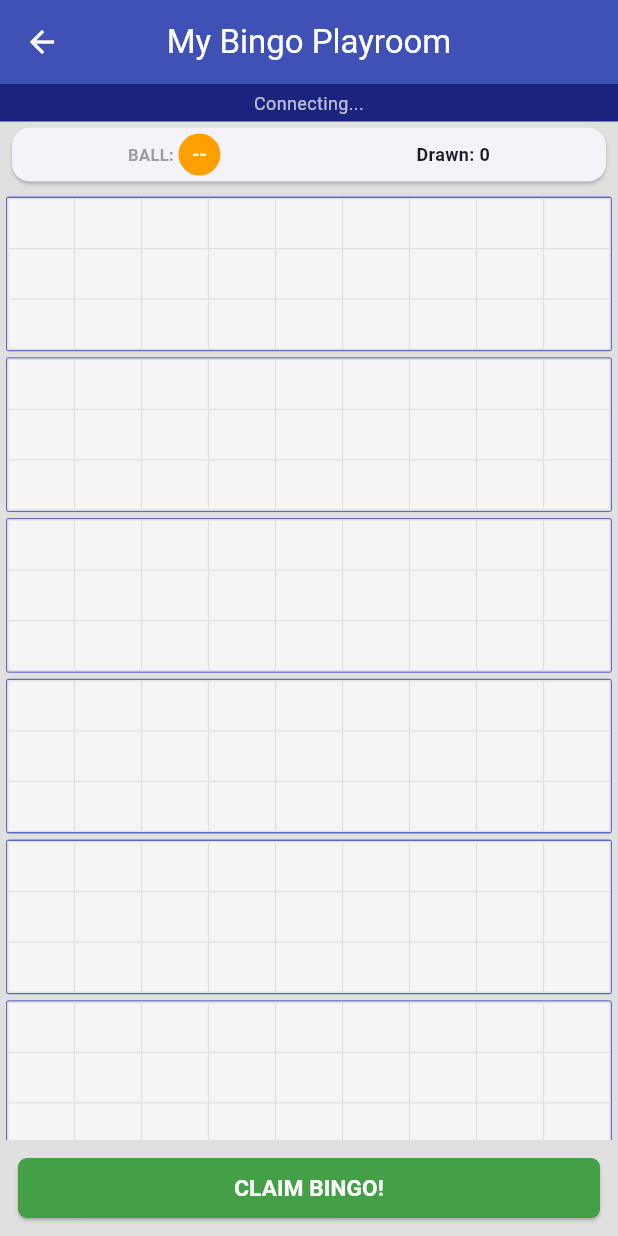
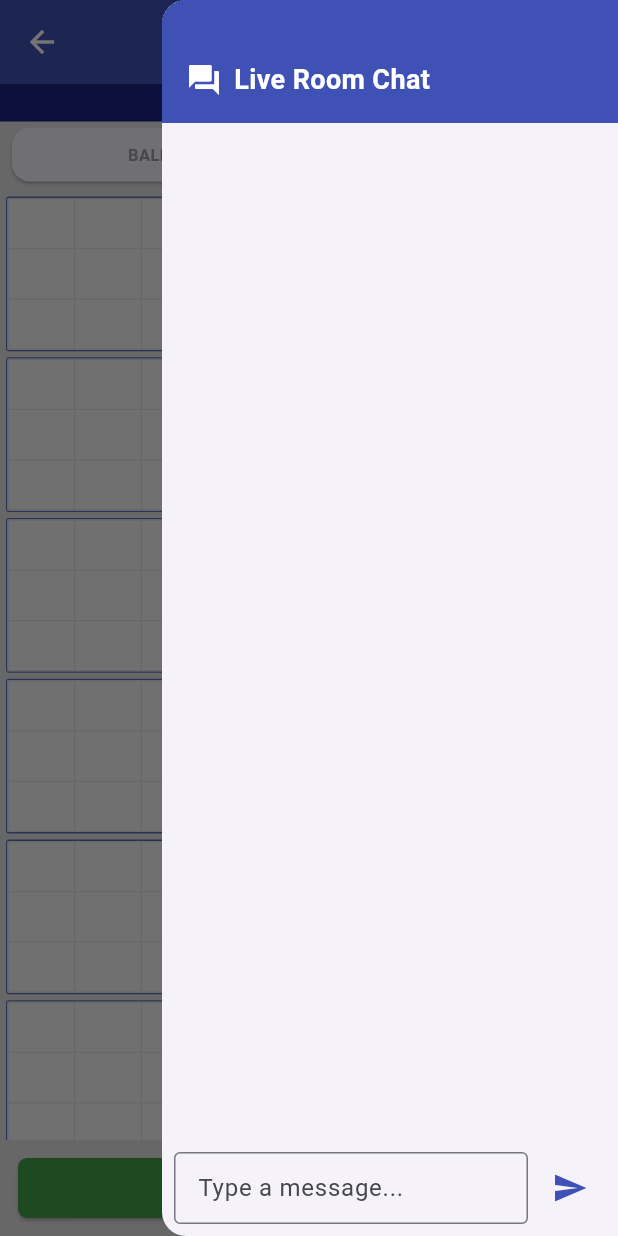
Before and after one commit to bureini/bingo, a Flutter app: the BingoGamePage screen opened directly with empty values, with the side drawer open (before the commit the screen has no drawer), on a phone screen of 412 x 824 dp. Run offline on Flutter 3.47's test engine with Material 3 defaults, Android fonts, the phone set to English and light mode, and no system bars; network calls fail.

Commit message:
Refactor chat functionality and UI updates

```diff
--- a/lib/main.dart
+++ b/lib/main.dart
@@ -1,7 +1,7 @@
 import 'dart:convert';
 import 'package:flutter/material.dart';
 import 'package:web_socket_channel/web_socket_channel.dart';
-import 'views/admin_page.dart'; // LINKED ADMIN PAGE COMPONENT
+import 'views/admin_page.dart';
 
 void main() {
   runApp(const BingoApp());
@@ -77,7 +77,6 @@ class _BingoJoinLobbyPageState extends State<BingoJoinLobbyPage> {
                   children: [
                     GestureDetector(
                       onLongPress: () {
-                        // NAVIGATES TO EXTRACTED admin_page.dart
                         Navigator.push(
                           context,
                           MaterialPageRoute(builder: (context) => const BingoAdminDashboardPage()),
@@ -137,6 +136,11 @@ class _BingoGamePageState extends State<BingoGamePage> {
   int? _currentDrawnNumber;
   String _gameStatusMessage = "Connecting...";
 
+  // Chat & Broadcast State
+  final List<Map<String, dynamic>> _chatMessages = [];
+  final TextEditingController _chatController = TextEditingController();
+  String? _activeAnnouncement;
+
   @override
   void initState() {
     super.initState();
@@ -167,8 +171,31 @@ class _BingoGamePageState extends State<BingoGamePage> {
               _drawnNumbers.addAll(List<int>.from(data['history']));
             });
             break;
-          case 'room_rules_changed':
-            ScaffoldMessenger.of(context).showSnackBar(SnackBar(content: Text(data['message'])));
+          case 'chat_message':
+            setState(() {
+              _chatMessages.add({
+                'sender': data['sender'],
+                'message': data['message'],
+                'is_admin': data['is_admin'] ?? false,
+              });
+            });
+            break;
+          case 'system_announcement':
+            setState(() {
+              _activeAnnouncement = data['message'];
+              _chatMessages.add({
+                'sender': '📢 ANNOUNCEMENT',
+                'message': data['message'],
+                'is_admin': true,
+              });
+            });
+            ScaffoldMessenger.of(context).showSnackBar(
+              SnackBar(
+                content: Text("📢 [ADMIN]: ${data['message']}"),
+                backgroundColor: Colors.orange[800],
+                duration: const Duration(seconds: 6),
+              ),
+            );
             break;
           case 'game_over':
             setState(() => _gameStatusMessage = data['winner'] != null ? "🏆 Winner: ${data['winner']}!" : "Game Over");
@@ -178,8 +205,20 @@ class _BingoGamePageState extends State<BingoGamePage> {
     } catch (_) {}
   }
 
+  void _sendChatMessage() {
+    final text = _chatController.text.trim();
+    if (text.isNotEmpty) {
+      _channel?.sink.add(jsonEncode({
+        'action': 'send_chat',
+        'message': text,
+      }));
+      _chatController.clear();
+    }
+  }
+
   @override
   void dispose() {
+    _chatController.dispose();
     _channel?.sink.close();
     super.dispose();
   }
@@ -188,10 +227,131 @@ class _BingoGamePageState extends State<BingoGamePage> {
   Widget build(BuildContext context) {
     return Scaffold(
       backgroundColor: Colors.grey[300],
-      appBar: AppBar(title: const Text('My Bingo Playroom'), backgroundColor: Colors.indigo, foregroundColor: Colors.white, centerTitle: true),
+      appBar: AppBar(
+        title: const Text('My Bingo Playroom'),
+        backgroundColor: Colors.indigo,
+        foregroundColor: Colors.white,
+        centerTitle: true,
+        actions: [
+          Builder(
+            builder: (context) => IconButton(
+              icon: const Icon(Icons.chat_bubble_outline),
+              onPressed: () => Scaffold.of(context).openEndDrawer(),
+              tooltip: 'Open Chat Feed',
+            ),
+          )
+        ],
+      ),
+      endDrawer: Drawer(
+        child: Column(
+          children: [
+            Container(
+              color: Colors.indigo,
+              padding: const EdgeInsets.fromLTRB(16, 40, 16, 16),
+              width: double.infinity,
+              child: const Row(
+                children: [
+                  Icon(Icons.forum, color: Colors.white),
+                  SizedBox(width: 8),
+                  Text("Live Room Chat", style: TextStyle(color: Colors.white, fontSize: 18, fontWeight: FontWeight.bold)),
+                ],
+              ),
+            ),
+            Expanded(
+              child: ListView.builder(
+                padding: const EdgeInsets.all(12),
+                itemCount: _chatMessages.length,
+                itemBuilder: (context, index) {
+                  final msg = _chatMessages[index];
+                  bool isAdmin = msg['is_admin'] == true;
+                  return Container(
+                    margin: const EdgeInsets.only(bottom: 8),
+                    padding: const EdgeInsets.all(10),
+                    decoration: BoxDecoration(
+                      color: isAdmin ? Colors.amber[100] : Colors.grey[200],
+                      borderRadius: BorderRadius.circular(8),
+                      border: Border.all(color: isAdmin ? Colors.amber : Colors.grey[300]!),
+                    ),
+                    child: Column(
+                      crossAxisAlignment: CrossAxisAlignment.start,
+                      children: [
+                        Text(
+                          msg['sender'],
+                          style: TextStyle(
+                            fontWeight: FontWeight.bold,
+                            fontSize: 12,
+                            color: isAdmin ? Colors.orange[900] : Colors.indigo[900],
+                          ),
+                        ),
+                        const SizedBox(height: 4),
+                        Text(msg['message'], style: const TextStyle(fontSize: 13, color: Colors.black87)),
+                      ],
+                    ),
+                  );
+                },
+              ),
+            ),
+            Padding(
+              padding: const EdgeInsets.all(8.0),
+              child: Row(
+                children: [
+                  Expanded(
+                    child: TextField(
+                      controller: _chatController,
+                      decoration: const InputDecoration(
+                        hintText: 'Type a message...',
+                        border: OutlineInputBorder(),
+                        contentPadding: EdgeInsets.symmetric(horizontal: 12, vertical: 8),
+                      ),
+                      onSubmitted: (_) => _sendChatMessage(),
+                    ),
+                  ),
+                  const SizedBox(width: 4),
+                  IconButton(
+                    icon: const Icon(Icons.send, color: Colors.indigo),
+                    onPressed: _sendChatMessage,
+                  )
+                ],
+              ),
+            )
+          ],
+        ),
+      ),
       body: Column(
         children: [
-          Container(width: double.infinity, color: Colors.indigo[900], padding: const EdgeInsets.all(4), child: Text(_gameStatusMessage, textAlign: TextAlign.center, style: const TextStyle(color: Colors.white70, fontSize: 12))),
+          Container(
+            width: double.infinity,
+            color: Colors.indigo[900],
+            padding: const EdgeInsets.all(4),
+            child: Text(
+              _gameStatusMessage,
+              textAlign: TextAlign.center,
+              style: const TextStyle(color: Colors.white70, fontSize: 12),
+            ),
+          ),
+
+          if (_activeAnnouncement != null)
+            Container(
+              width: double.infinity,
+              color: Colors.amber[800],
+              padding: const EdgeInsets.symmetric(horizontal: 12, vertical: 6),
+              child: Row(
+                children: [
+                  const Icon(Icons.campaign, color: Colors.white, size: 20),
+                  const SizedBox(width: 8),
+                  Expanded(
+                    child: Text(
+                      _activeAnnouncement!,
+                      style: const TextStyle(color: Colors.white, fontWeight: FontWeight.bold, fontSize: 13),
+                    ),
+                  ),
+                  InkWell(
+                    onTap: () => setState(() => _activeAnnouncement = null),
+                    child: const Icon(Icons.close, color: Colors.white, size: 18),
+                  )
+                ],
+              ),
+            ),
 
           Padding(
             padding: const EdgeInsets.symmetric(horizontal: 8.0, vertical: 4.0),
@@ -206,7 +366,14 @@ class _BingoGamePageState extends State<BingoGamePage> {
                     Row(
                       children: [
                         const Text('BALL: ', style: TextStyle(fontSize: 11, fontWeight: FontWeight.bold, color: Colors.grey)),
-                        CircleAvatar(radius: 14, backgroundColor: Colors.amber[700], child: Text(_currentDrawnNumber != null ? '$_currentDrawnNumber' : '--', style: const TextStyle(fontSize: 12, color: Colors.white, fontWeight: FontWeight.bold))),
+                        CircleAvatar(
+                          radius: 14,
+                          backgroundColor: Colors.amber[700],
+                          child: Text(
+                            _currentDrawnNumber != null ? '$_currentDrawnNumber' : '--',
+                            style: const TextStyle(fontSize: 12, color: Colors.white, fontWeight: FontWeight.bold),
+                          ),
+                        ),
                       ],
                     ),
                     Text("Drawn: ${_drawnNumbers.length}", style: const TextStyle(fontWeight: FontWeight.bold, fontSize: 12))
@@ -268,7 +435,7 @@ class _BingoGamePageState extends State<BingoGamePage> {
                                                   decoration: BoxDecoration(
                                                     shape: BoxShape.circle,
                                                     color: Colors.blue.withOpacity(0.4),
-                                                    border: Border.all(color: Colors.blueAccent, width: 0.8)
+                                                    border: Border.all(color: Colors.blueAccent, width: 0.8),
                                                   ),
                                                   margin: const EdgeInsets.all(1),
                                                 ),
@@ -295,7 +462,12 @@ class _BingoGamePageState extends State<BingoGamePage> {
             padding: const EdgeInsets.fromLTRB(12, 4, 12, 8),
             child: ElevatedButton(
               onPressed: () => _channel?.sink.add(jsonEncode({'action': 'claim_bingo'})),
-              style: ElevatedButton.styleFrom(backgroundColor: Colors.green[600], foregroundColor: Colors.white, minimumSize: const Size(double.infinity, 40), shape: RoundedRectangleBorder(borderRadius: BorderRadius.circular(6))),
+              style: ElevatedButton.styleFrom(
+                backgroundColor: Colors.green[600],
+                foregroundColor: Colors.white,
+                minimumSize: const Size(double.infinity, 40),
+                shape: RoundedRectangleBorder(borderRadius: BorderRadius.circular(6)),
+              ),
               child: const Text("CLAIM BINGO!", style: TextStyle(fontSize: 15, fontWeight: FontWeight.bold)),
             ),
           )
```
